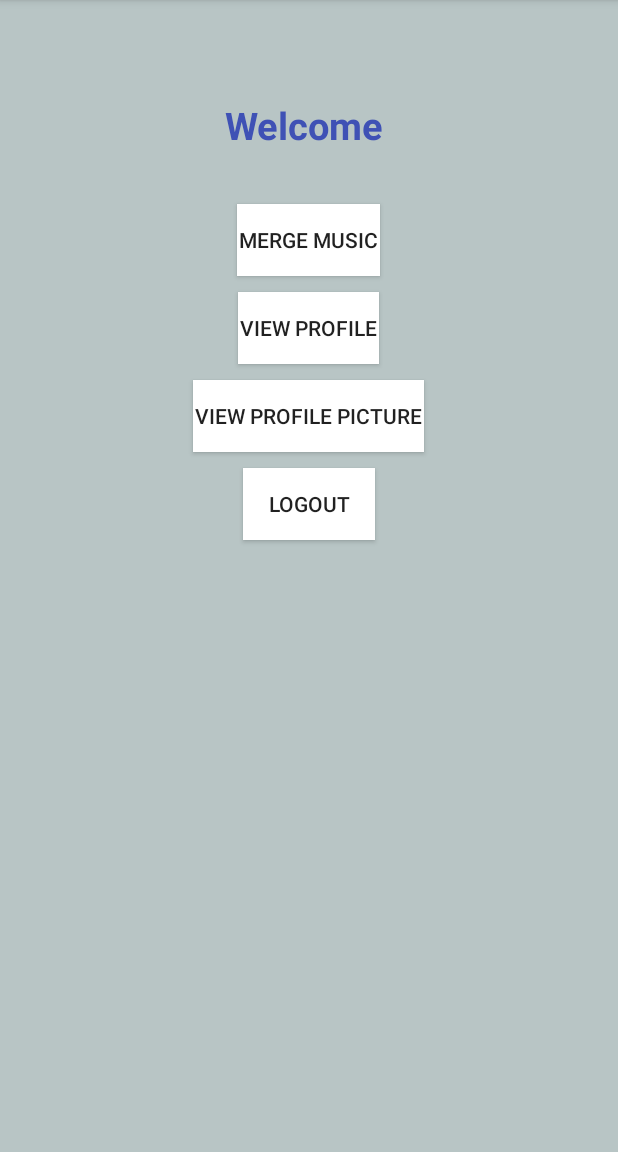
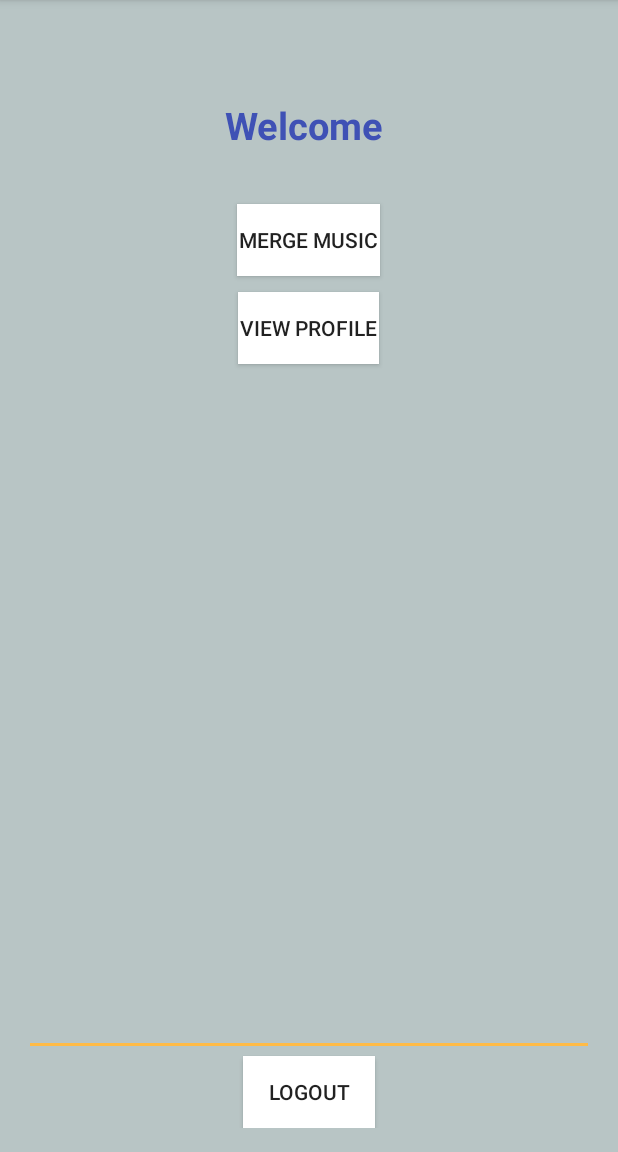
Before and after one commit to somyatuteja/Assignment3, an Android app: the screen it shows after launch (LoggedInActivity), after a tap on "LOGIN", on a phone screen of 412 x 824 dp, the part 84-1236 px from its top. Run offline under Robolectric (Android 15) with nearby library versions, the phone set to English and light mode, and no system bars.

```diff
--- a/app/src/main/AndroidManifest.xml
+++ b/app/src/main/AndroidManifest.xml
@@ -21,7 +21,6 @@
             android:label="@string/title_activity_main_page"
             android:theme="@style/AppTheme.NoActionBar" />
         <activity android:name=".LoggedInActivity" />
-        <activity android:name=".ProfilePictureActivity" />
         <activity android:name=".MergeMusic"></activity>
     </application>
 
--- /dev/null
+++ b/app/src/main/java/com/example/hp/musicsharer/DatabaseHelper.java
@@ -0,0 +1,54 @@
+package com.example.hp.musicsharer;
+
+import android.content.ContentValues;
+import android.content.Context;
+import android.database.Cursor;
+import android.database.sqlite.SQLiteDatabase;
+import android.database.sqlite.SQLiteOpenHelper;
+
+/*
+ * Created by HP on 10/2/2016.
+ */
+public class DatabaseHelper extends SQLiteOpenHelper {
+    public static String DB_NAME="UserDetails.db";
+    public static String TABLE_NAME="UserTable";
+    public static String COL1="_id";
+    public static String COL2="User";
+    public static String COL3="Filename";
+    private static DatabaseHelper dbIsntance;
+    public static DatabaseHelper getInstance(Context context){
+        if(dbIsntance==null){
+            dbIsntance= new DatabaseHelper(context);
+        }
+        return dbIsntance;
+    }
+    private DatabaseHelper(Context context) {
+        super(context, DB_NAME, null, 1);
+    }
+
+    @Override
+    public void onCreate(SQLiteDatabase db) {
+db.execSQL("create table "+TABLE_NAME+"("+COL1+" INTEGER PRIMARY KEY AUTOINCREMENT,"+COL2+" VARCHAR,"+COL3+" VARCHAR)");
+    }
+
+    @Override
+    public void onUpgrade(SQLiteDatabase db, int oldVersion, int newVersion) {
+     db.execSQL("Drop table if exists "+DB_NAME);
+        onCreate(db);
+    }
+    public void insertData(String uname, String fname)
+    {
+        SQLiteDatabase db=this.getWritableDatabase();
+        ContentValues contentValues= new ContentValues();
+        contentValues.put(COL2,uname);
+        contentValues.put(COL3,fname);
+        long result= db.insert(TABLE_NAME,null,contentValues);
+
+    }
+    public Cursor getData()
+    {
+        SQLiteDatabase db=this.getWritableDatabase();
+        Cursor res=db.rawQuery("Select * from "+TABLE_NAME,null);
+        return res;
+    }
+}
--- a/app/src/main/java/com/example/hp/musicsharer/LoggedInActivity.java
+++ b/app/src/main/java/com/example/hp/musicsharer/LoggedInActivity.java
@@ -4,6 +4,7 @@ package com.example.hp.musicsharer;
 import android.content.Context;
 import android.content.Intent;
 import android.content.SharedPreferences;
+import android.database.Cursor;
 import android.support.v7.app.AppCompatActivity;
 import android.os.Bundle;
 import android.util.Log;
@@ -16,13 +17,16 @@ import android.widget.Toast;
 public class LoggedInActivity extends AppCompatActivity {
     public static final String TAG="username";
     public static final String DEFAULT="Username";
+    public static  DatabaseHelper db;
     @Override
     protected void onCreate(Bundle savedInstanceState) {
         super.onCreate(savedInstanceState);
+        Context context = getApplicationContext();
+        db=DatabaseHelper.getInstance(context);
         setContentView(R.layout.activity_logged_in);
         TextView musernametextview = (TextView)findViewById(R.id.usernametextview);
         SharedPreferences sharedPreferences = getSharedPreferences("LoggedInUser", Context.MODE_PRIVATE);
-        String user= sharedPreferences.getString(TAG,DEFAULT);
+        final String user= sharedPreferences.getString(TAG,DEFAULT);
         musernametextview.setText(" "+user);
         Button mLogoutButton = (Button)findViewById(R.id.logoutbutton);
         try {
@@ -41,6 +45,31 @@ public class LoggedInActivity extends AppCompatActivity {
                     intent.addFlags(Intent.FLAG_ACTIVITY_CLEAR_TOP);
                     startActivity(intent);
                     finish();
+                }
+            });
+        }catch (Exception e){}
+        Button mProfileButton = (Button)findViewById(R.id.viewprofile);
+        try {
+            mProfileButton.setOnClickListener(new View.OnClickListener() {
+                @Override
+                public void onClick(View v) {
+                    Context context=getApplicationContext();
+
+                    Cursor res=db.getData();
+                    if(res.getCount()==0)
+                    {
+                        Toast toast=Toast.makeText(context,"No Data yet",Toast.LENGTH_LONG);
+                        toast.show();
+                    }
+                    StringBuffer buffer =new StringBuffer();
+                    while(res.moveToNext())
+                    {
+                        buffer.append("ID :"+res.getString(0)+"\n");
+                        buffer.append("UserName :"+res.getString(1)+"\n");
+                        buffer.append("Song Name :"+res.getString(2)+"\n\n");
+                    }
+                    EditText mProfileEditText =(EditText)findViewById(R.id.profileEditText);
+                    mProfileEditText.setText(buffer);
                 }
             });
         }catch (Exception e){}
--- a/app/src/main/res/layout/activity_logged_in.xml
+++ b/app/src/main/res/layout/activity_logged_in.xml
@@ -14,7 +14,8 @@
         android:layout_height="wrap_content"
         android:orientation="vertical"
         android:padding="20dp"
-        android:gravity="center">
+        android:gravity="center"
+        android:id="@+id/linearLayout">
     <LinearLayout
         android:layout_width="match_parent"
         android:layout_height="wrap_content"
@@ -66,23 +67,12 @@
             android:background="#ffffff"
             android:id="@+id/viewprofile"
             />
+
+    </LinearLayout>
+
     <Button
     android:layout_width="wrap_content"
     android:layout_height="wrap_content"
-            android:layout_margin="5dp"
-            android:paddingBottom="2dp"
-            android:paddingTop="2dp"
-            android:paddingRight="1dp"
-            android:paddingLeft="1dp"
-            android:text="@string/image"
-            android:background="#ffffff"
-            android:id="@+id/viewimagebutton"
-
-            />
-    <Button
-        android:layout_width="wrap_content"
-        android:layout_height="wrap_content"
-        android:layout_margin="5dp"
         android:paddingBottom="2dp"
     android:paddingTop="2dp"
     android:paddingRight="1dp"
@@ -91,6 +81,18 @@
     android:background="#ffffff"
     android:id="@+id/logoutbutton"
 
-        />
-    </LinearLayout>
+        android:layout_alignParentBottom="true"
+        android:layout_centerHorizontal="true" />
+
+
+    <EditText
+        android:layout_width="wrap_content"
+        android:layout_height="wrap_content"
+        android:id="@+id/profileEditText"
+        android:layout_below="@+id/linearLayout"
+        android:layout_above="@+id/logoutbutton"
+        android:layout_alignParentLeft="true"
+        android:layout_alignParentStart="true"
+        android:layout_alignParentRight="true"
+        android:layout_alignParentEnd="true" />
 </RelativeLayout>
--- a/app/src/main/res/layout/activity_merge_music.xml
+++ b/app/src/main/res/layout/activity_merge_music.xml
@@ -68,7 +68,7 @@
                 android:layout_width="wrap_content"
                 android:layout_height="wrap_content"
                 android:paddingTop="10dp"
-                android:textSize="25dp"
+                android:textSize="15dp"
                 android:paddingBottom="10dp"
                 android:layout_gravity="center"
                 android:text="@string/namefile"
@@ -79,7 +79,7 @@
                 android:layout_width="match_parent"
                 android:layout_height="match_parent"
                 android:layout_margin="5dp"
-                android:textSize="25dp"
+                android:textSize="15dp"
                 android:paddingBottom="2dp"
                 android:paddingTop="2dp"
                 android:paddingRight="1dp"
```
Also changed, not shown: app/src/main/java/com/example/hp/musicsharer/MergeMusic.java (+8 -0 lines), app/src/main/java/com/example/hp/musicsharer/ProfilePictureActivity.java (deleted, +0 -13 lines), app/src/main/res/layout/activity_profile_picture.xml (deleted, +0 -12 lines). Lines whose indentation alone changed are shown as unchanged.
